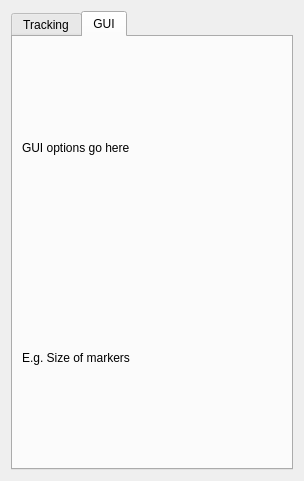
This is BioTracker/Plugin/BackgroundSubtraction/View/TrackerParameterView.ui in BioroboticsLab/biotracker_core as Qt 5 draws it before an edit. The edited form follows.
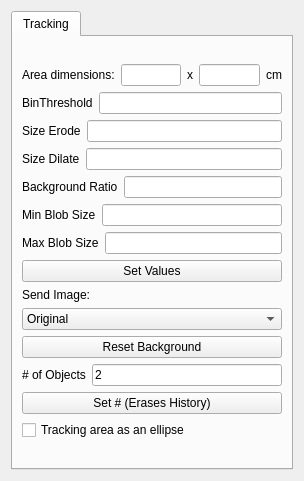
This is the edited form. The open tabs and pages were chosen to show the change.

Commit message: Implemented tracking areas.

What changed in the file:
```diff
--- a/BioTracker/Plugin/BackgroundSubtraction/View/TrackerParameterView.ui
+++ b/BioTracker/Plugin/BackgroundSubtraction/View/TrackerParameterView.ui
@@ -268,28 +268,14 @@
            </property>
           </widget>
          </item>
-        </layout>
-       </item>
-      </layout>
-     </widget>
-     <widget class="QWidget" name="tab_2">
-      <attribute name="title">
-       <string>GUI</string>
-      </attribute>
-      <layout class="QVBoxLayout" name="verticalLayout_3">
        <item>
-        <widget class="QLabel" name="label_10">
+          <widget class="QCheckBox" name="checkBoxTrackingArea">
          <property name="text">
-          <string>GUI options go here</string>
+            <string>Tracking area as an ellipse</string>
          </property>
         </widget>
        </item>
-       <item>
-        <widget class="QLabel" name="label_11">
-         <property name="text">
-          <string>E.g. Size of markers</string>
-         </property>
-        </widget>
+        </layout>
        </item>
       </layout>
      </widget>
```
Lines whose indentation alone changed are shown as unchanged. The commit also changes 51 other files.
